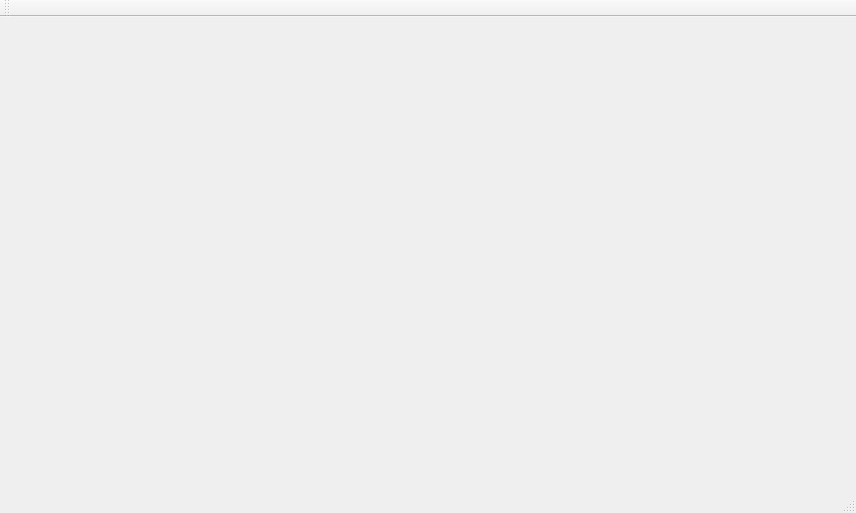
This is Sem_04/OOP/Lab_03/gui/mainwindow.ui in lieroz/University as Qt 5 draws it before an edit. The edited form follows.
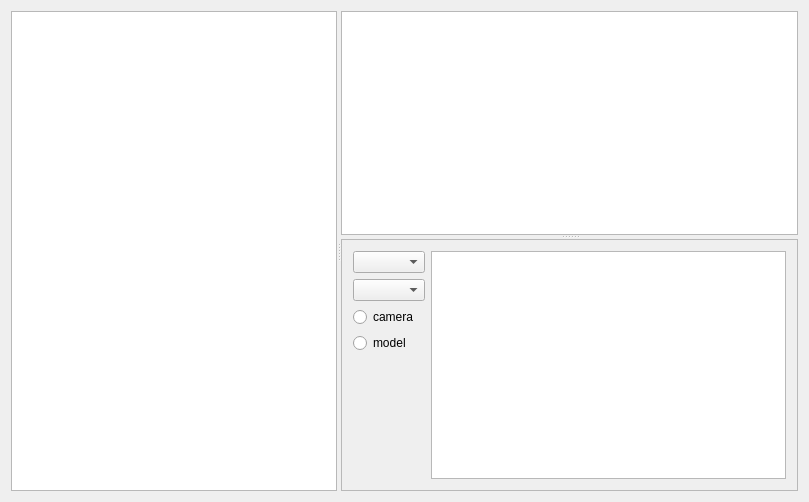
This is the edited form.

Commit message: Changed OpenGL for graphicsScene.

What changed in the file:
```diff
--- a/Sem_04/OOP/Lab_03/gui/mainwindow.ui
+++ b/Sem_04/OOP/Lab_03/gui/mainwindow.ui
@@ -6,15 +6,90 @@
    <rect>
     <x>0</x>
     <y>0</y>
-    <width>856</width>
-    <height>513</height>
+    <width>809</width>
+    <height>502</height>
    </rect>
   </property>
+  <property name="minimumSize">
+   <size>
+    <width>0</width>
+    <height>0</height>
+   </size>
+  </property>
   <property name="windowTitle">
    <string>MainWindow</string>
   </property>
   <widget class="QWidget" name="centralWidget">
-   <layout class="QVBoxLayout" name="verticalLayout_2"/>
+   <layout class="QVBoxLayout" name="verticalLayout_3">
+    <item>
+     <widget class="QSplitter" name="splitter_2">
+      <property name="orientation">
+       <enum>Qt::Horizontal</enum>
+      </property>
+      <widget class="QGraphicsView" name="sceneView"/>
+      <widget class="QSplitter" name="splitter">
+       <property name="orientation">
+        <enum>Qt::Vertical</enum>
+       </property>
+       <widget class="QGraphicsView" name="modelView"/>
+       <widget class="QFrame" name="frame">
+        <property name="frameShape">
+         <enum>QFrame::StyledPanel</enum>
+        </property>
+        <property name="frameShadow">
+         <enum>QFrame::Raised</enum>
+        </property>
+        <layout class="QVBoxLayout" name="verticalLayout_2">
+         <item>
+          <layout class="QHBoxLayout" name="horizontalLayout">
+           <item>
+            <layout class="QVBoxLayout" name="verticalLayout">
+             <item>
+              <widget class="QComboBox" name="cameraChoiceButton"/>
+             </item>
+             <item>
+              <widget class="QComboBox" name="modelChoiceButton"/>
+             </item>
+             <item>
+              <widget class="QRadioButton" name="cameraButton">
+               <property name="text">
+                <string>camera</string>
+               </property>
+              </widget>
+             </item>
+             <item>
+              <widget class="QRadioButton" name="modelButton">
+               <property name="text">
+                <string>model</string>
+               </property>
+              </widget>
+             </item>
+             <item>
+              <spacer name="verticalSpacer">
+               <property name="orientation">
+                <enum>Qt::Vertical</enum>
+               </property>
+               <property name="sizeHint" stdset="0">
+                <size>
+                 <width>20</width>
+                 <height>40</height>
+                </size>
+               </property>
+              </spacer>
+             </item>
+            </layout>
+           </item>
+           <item>
+            <widget class="QListWidget" name="listWidget"/>
+           </item>
+          </layout>
+         </item>
+        </layout>
+       </widget>
+      </widget>
+     </widget>
+    </item>
+   </layout>
   </widget>
   <widget class="QMenuBar" name="menuBar">
    <property name="geometry">
@@ -26,15 +101,6 @@
     </rect>
    </property>
   </widget>
-  <widget class="QToolBar" name="mainToolBar">
-   <attribute name="toolBarArea">
-    <enum>TopToolBarArea</enum>
-   </attribute>
-   <attribute name="toolBarBreak">
-    <bool>false</bool>
-   </attribute>
-  </widget>
-  <widget class="QStatusBar" name="statusBar"/>
  </widget>
  <layoutdefault spacing="6" margin="11"/>
  <resources/>
```
Left out of the diff: 2 changed lines with no effect on the pictures. The commit also changes 11 other files.
